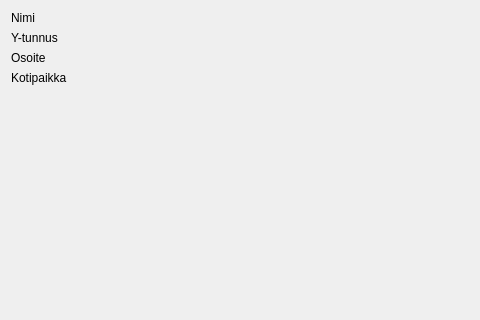
The window that kitsas/maaritys/verkkolasku/finvoicevelhotiedot.ui (artoh/kitupiikki) describes before a commit, drawn with Qt 5; both pictures show x 0 to 480 and y 0 to 320 of the 624 by 403 pixel window.
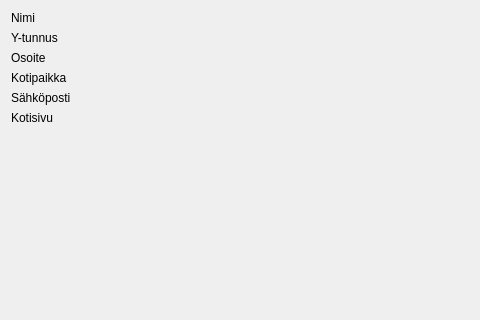
The same window after the commit.

```diff
--- a/kitsas/maaritys/verkkolasku/finvoicevelhotiedot.ui
+++ b/kitsas/maaritys/verkkolasku/finvoicevelhotiedot.ui
@@ -75,6 +75,34 @@
        </property>
       </widget>
      </item>
+     <item row="4" column="0">
+      <widget class="QLabel" name="label">
+       <property name="text">
+        <string>Sähköposti</string>
+       </property>
+      </widget>
+     </item>
+     <item row="4" column="1">
+      <widget class="QLabel" name="emailLabel">
+       <property name="text">
+        <string/>
+       </property>
+      </widget>
+     </item>
+     <item row="5" column="0">
+      <widget class="QLabel" name="label_6">
+       <property name="text">
+        <string>Kotisivu</string>
+       </property>
+      </widget>
+     </item>
+     <item row="5" column="1">
+      <widget class="QLabel" name="kotisivuLabel">
+       <property name="text">
+        <string/>
+       </property>
+      </widget>
+     </item>
     </layout>
    </item>
    <item>
```
